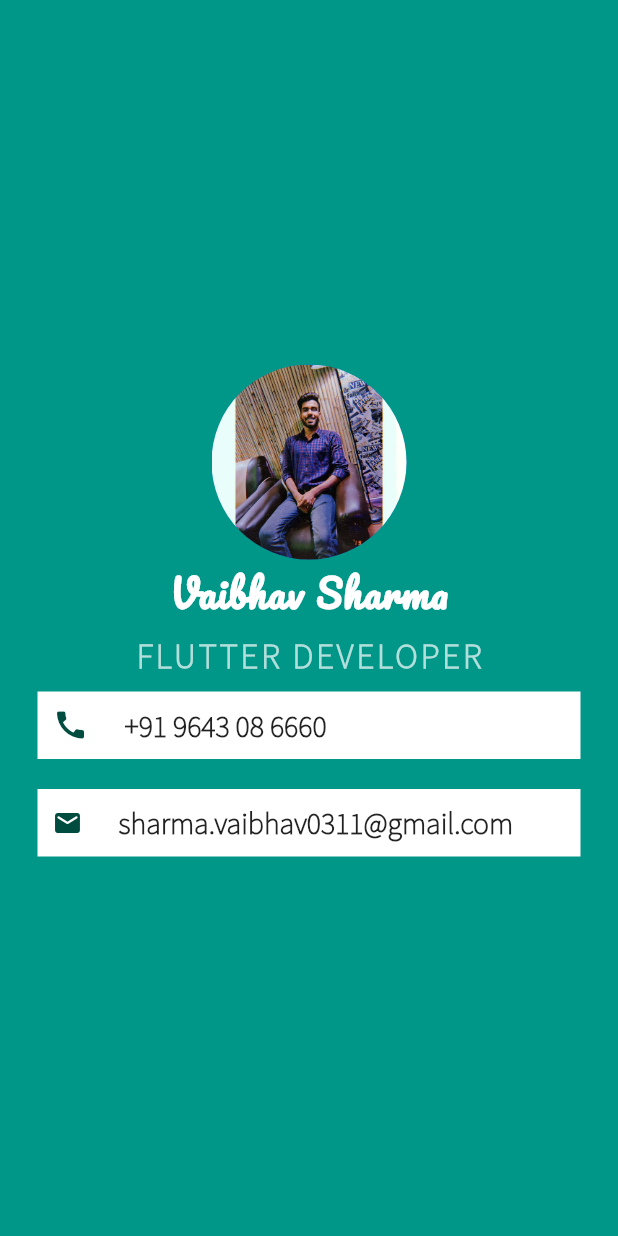
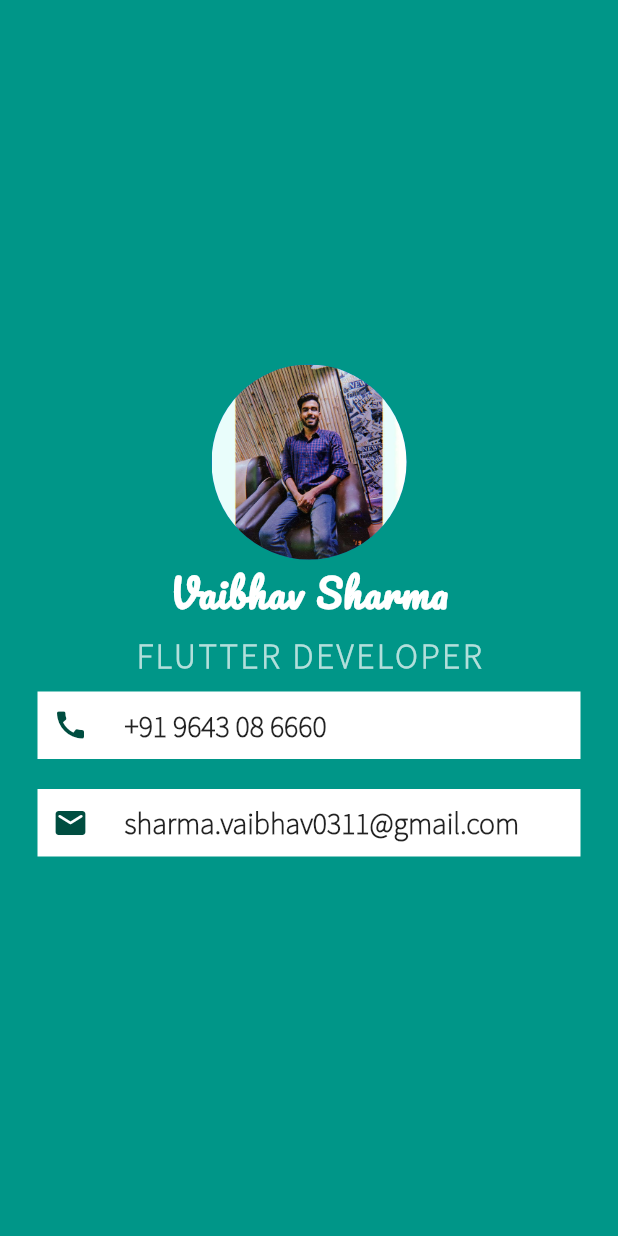
Before and after one commit to vaibhv0311/contact_card, a Flutter app: the screen it shows after launch, on a phone screen of 412 x 824 dp. Run offline on Flutter 3.47's test engine with Material 2 defaults, Android fonts, the phone set to English and light mode, and no system bars.

```diff
--- a/lib/main.dart
+++ b/lib/main.dart
@@ -86,7 +86,7 @@ class MyApp extends StatelessWidget {
                     children: [
                       Icon(
                         Icons.email_rounded,
-                        size: 20,
+
                         color: Colors.teal[900],
                       ),
                       SizedBox(
```
